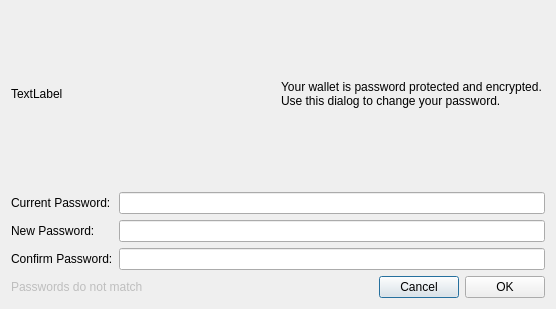
Before: the Qt Designer form src/dialog/PasswordChangeDialog.ui in feather-wallet/feather, drawn with Qt 5.
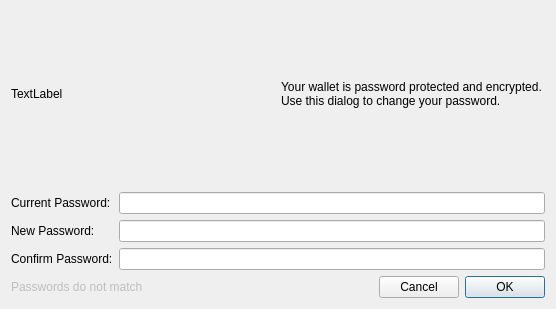
After: the same form once the commit is applied.

Commit message:
PasswordChangeDialog: make OK the default button
Pressing Enter in a password field clicked Cancel, closing the dialog
without changing the password.

```diff
--- a/src/dialog/PasswordChangeDialog.ui
+++ b/src/dialog/PasswordChangeDialog.ui
@@ -140,6 +140,9 @@
        <property name="text">
         <string>OK</string>
        </property>
+       <property name="default">
+        <bool>true</bool>
+       </property>
       </widget>
      </item>
     </layout>
```
